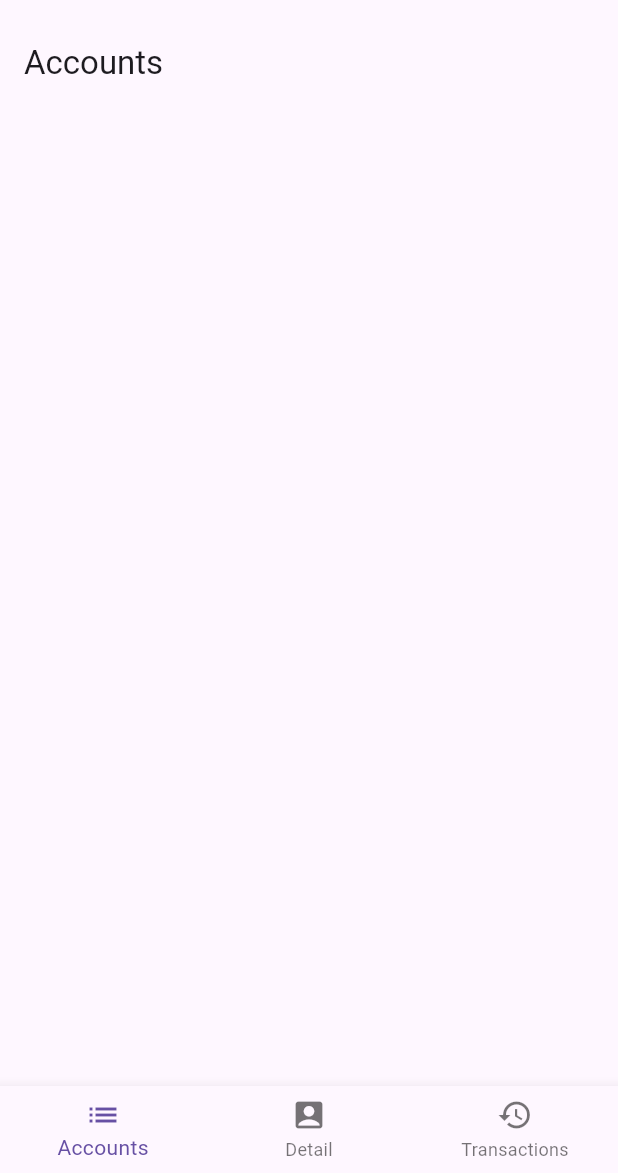
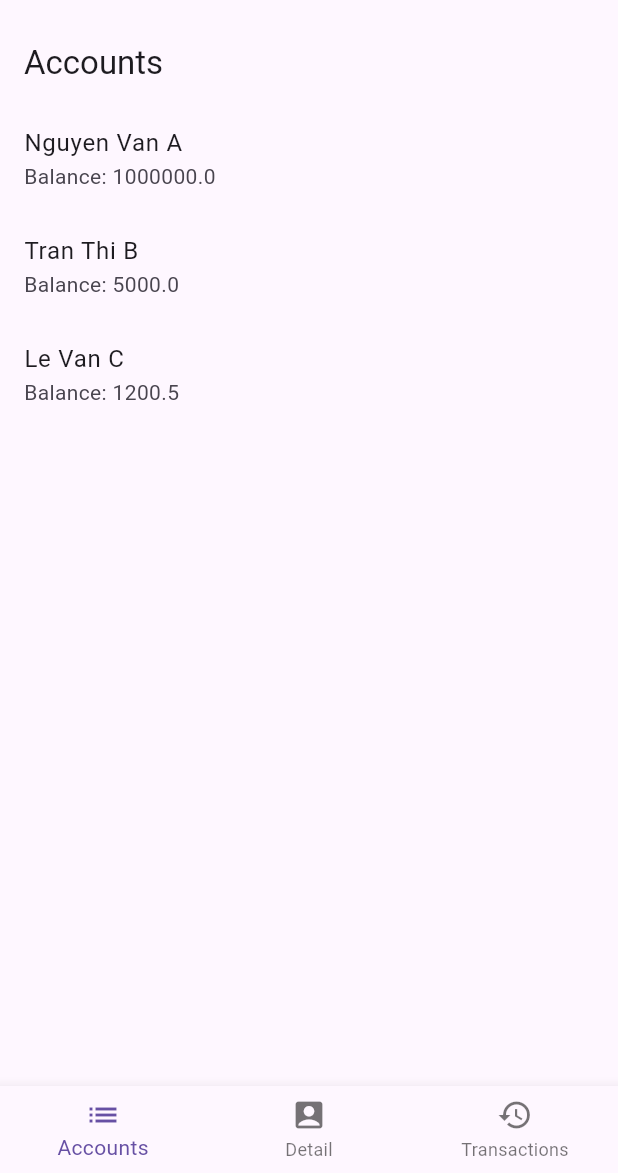
Before and after one commit to ngnam/digital_bank_container, a Flutter app: the screen it shows after launch, after a tap on "Login", on a phone screen of 412 x 824 dp, the part 63-1236 px from its top. Run offline on Flutter 3.47's test engine with Material 3 defaults, Android fonts, the phone set to English and light mode, and no system bars; our stand-ins replace bloc, dio, flutter_bloc, flutter_secure_storage, get_it, injectable and 2 more; accounts and stored records are empty; generated files the repository leaves out were written again.

Commit message:
fix load account list & mock login

```diff
--- a/app/lib/features/accounts/data/datasources/account_remote_datasource.dart
+++ b/app/lib/features/accounts/data/datasources/account_remote_datasource.dart
@@ -10,21 +10,44 @@ abstract class AccountRemoteDataSource {
 class MockAccountRemoteDataSource implements AccountRemoteDataSource {
   @override
   Future<List<AccountModel>> getAccounts({int page = 0, int size = 20, String? sort, String? ifNoneMatch}) async {
-    // Mock data
+    // Mock nhiều tài khoản
     return [
       AccountModel(id: 1, accountNumber: '123456789', ownerName: 'Nguyen Van A', currency: 'VND', balance: 1000000),
+      AccountModel(id: 2, accountNumber: '987654321', ownerName: 'Tran Thi B', currency: 'USD', balance: 5000),
+      AccountModel(id: 3, accountNumber: '555666777', ownerName: 'Le Van C', currency: 'EUR', balance: 1200.5),
     ];
   }
 
   @override
   Future<AccountModel> getAccountDetail(int id, {String? ifNoneMatch, String? ifModifiedSince}) async {
-    return AccountModel(id: id, accountNumber: '123456789', ownerName: 'Nguyen Van A', currency: 'VND', balance: 1000000, updatedAt: DateTime.now());
+    // Mock chi tiết theo id
+    if (id == 1) {
+      return AccountModel(id: 1, accountNumber: '123456789', ownerName: 'Nguyen Van A', currency: 'VND', balance: 1000000, updatedAt: DateTime.now());
+    } else if (id == 2) {
+      return AccountModel(id: 2, accountNumber: '987654321', ownerName: 'Tran Thi B', currency: 'USD', balance: 5000, updatedAt: DateTime.now());
+    } else {
+      return AccountModel(id: 3, accountNumber: '555666777', ownerName: 'Le Van C', currency: 'EUR', balance: 1200.5, updatedAt: DateTime.now());
+    }
   }
 
   @override
   Future<List<TransactionModel>> getTransactions(int accountId, {int page = 0, int size = 20, String? from, String? to, String? type, String? ifModifiedSince}) async {
-    return [
-      TransactionModel(id: 101, type: 'DEBIT', amount: 50000, description: 'Transfer to B', timestamp: DateTime.now().subtract(const Duration(days: 1))),
-    ];
+    // Mock lịch sử giao dịch theo accountId
+    if (accountId == 1) {
+      return [
+        TransactionModel(id: 101, type: 'DEBIT', amount: 50000, description: 'Transfer to B', timestamp: DateTime.now().subtract(const Duration(days: 1))),
+        TransactionModel(id: 102, type: 'CREDIT', amount: 200000, description: 'Salary', timestamp: DateTime.now().subtract(const Duration(days: 2))),
+      ];
+    } else if (accountId == 2) {
+      return [
+        TransactionModel(id: 201, type: 'DEBIT', amount: 1000, description: 'Buy USD', timestamp: DateTime.now().subtract(const Duration(days: 3))),
+        TransactionModel(id: 202, type: 'CREDIT', amount: 3000, description: 'Deposit', timestamp: DateTime.now().subtract(const Duration(days: 4))),
+      ];
+    } else {
+      return [
+        TransactionModel(id: 301, type: 'DEBIT', amount: 500, description: 'Buy EUR', timestamp: DateTime.now().subtract(const Duration(days: 5))),
+        TransactionModel(id: 302, type: 'CREDIT', amount: 700, description: 'Deposit', timestamp: DateTime.now().subtract(const Duration(days: 6))),
+      ];
+    }
   }
 }
--- a/app/lib/features/accounts/presentation/screens/account_list_screen.dart
+++ b/app/lib/features/accounts/presentation/screens/account_list_screen.dart
@@ -10,6 +10,8 @@ class AccountListScreen extends StatelessWidget {
 
   @override
   Widget build(BuildContext context) {
+    // Gọi fetchAccounts khi widget build
+    context.read<AccountListCubit>().fetchAccounts();
     return Scaffold(
       appBar: AppBar(title: const Text('Accounts')),
       body: BlocBuilder<AccountListCubit, AccountListState>(
--- a/app/lib/features/auth/data/datasources/auth_remote_datasource.dart
+++ b/app/lib/features/auth/data/datasources/auth_remote_datasource.dart
@@ -15,10 +15,18 @@ abstract class AuthRemoteDataSource {
 class MockAuthRemoteDataSource implements AuthRemoteDataSource {
   @override
   Future<SessionEntity> loginWithPassword(String phone, String password) async {
-    // Mock API response
+    // Giả lập đăng nhập, trả về user khác nhau theo số điện thoại
+    String userId = '1';
+    if (phone == '0123456789') {
+      userId = '1';
+    } else if (phone == '0987654321') {
+      userId = '2';
+    } else {
+      userId = '3';
+    }
     return SessionEntity(
-      accessToken: 'mock_access_token',
-      refreshToken: 'mock_refresh_token',
+      accessToken: 'mock_access_token_$userId',
+      refreshToken: 'mock_refresh_token_$userId',
       expiresAt: DateTime.now().add(const Duration(hours: 1)),
     );
   }
@@ -34,15 +42,19 @@ class MockAuthRemoteDataSource implements AuthRemoteDataSource {
 
   @override
   Future<UserEntity> fetchUser() async {
+    // Giả lập trả về user tương ứng với accessToken
+    // (Thực tế nên lưu session, ở đây mock đơn giản)
+    // Ví dụ: lấy userId từ accessToken nếu cần
+    // Ở đây trả về userId=1
     return UserEntity(
       id: '1',
       phoneNumber: '0123456789',
-      displayName: 'Mock User',
+      displayName: 'Nguyen Van A',
       isBiometricEnabled: true,
       trustedDevices: [
         DeviceEntity(
           deviceId: 'dev1',
-          deviceName: 'iPhone 15',
+          deviceName: 'Samsung S24',
           registeredAt: DateTime.now().subtract(const Duration(days: 10)),
         ),
       ],
```
Also changed, not shown: 1 other file.
